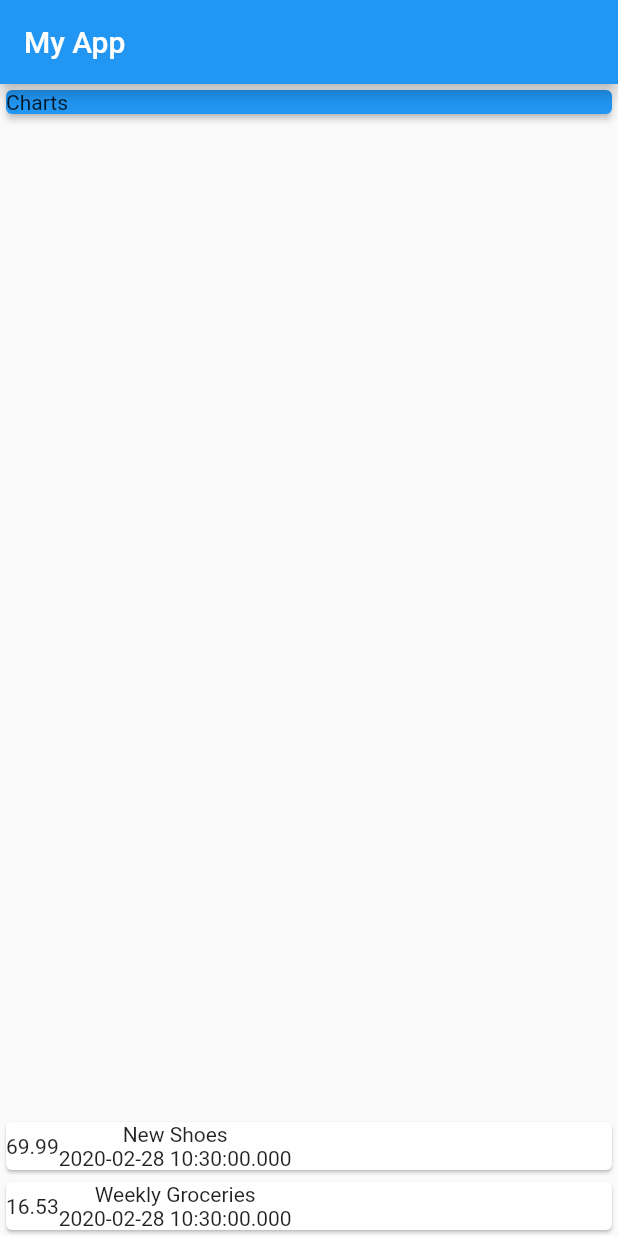
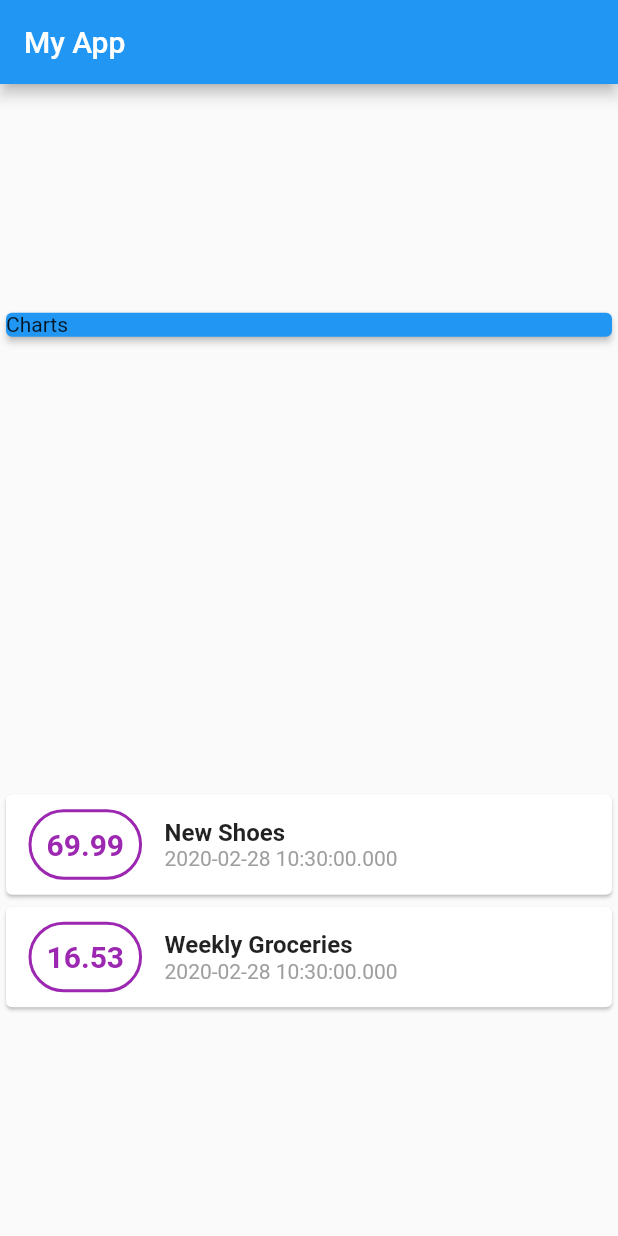
Before and after one commit to officer47p/personal-expenses, a Flutter app: the screen it shows after launch, on a phone screen of 412 x 824 dp. Run offline on Flutter 3.47's test engine with Material 2 defaults, Android fonts, the phone set to English and light mode, and no system bars.

Commit message:
styled the transactions

```diff
--- a/lib/main.dart
+++ b/lib/main.dart
@@ -40,7 +40,7 @@ class _MyHomePageState extends State<MyHomePage> {
         title: Text("My App"),
       ),
       body: Column(
-        mainAxisAlignment: MainAxisAlignment.spaceBetween,
+        mainAxisAlignment: MainAxisAlignment.spaceAround,
         crossAxisAlignment: CrossAxisAlignment.stretch,
         children: <Widget>[
           Container(
@@ -57,12 +57,43 @@ class _MyHomePageState extends State<MyHomePage> {
                 child: Row(
                   children: <Widget>[
                     Container(
-                      child: Text(tx.amount.toString()),
+                      margin: EdgeInsets.symmetric(
+                        vertical: 10,
+                        horizontal: 15,
+                      ),
+                      padding: EdgeInsets.all(10),
+                      decoration: BoxDecoration(
+                        border: Border.all(
+                          color: Colors.purple,
+                          width: 2,
+                        ),
+                        borderRadius: BorderRadius.all(Radius.circular(25)),
+                      ),
+                      child: Text(
+                        tx.amount.toString(),
+                        style: TextStyle(
+                          fontWeight: FontWeight.bold,
+                          fontSize: 20,
+                          color: Colors.purple,
+                        ),
+                      ),
                     ),
                     Column(
+                      crossAxisAlignment: CrossAxisAlignment.start,
                       children: <Widget>[
-                        Text(tx.title),
-                        Text(tx.date.toString()),
+                        Text(
+                          tx.title,
+                          style: TextStyle(
+                            fontWeight: FontWeight.bold,
+                            fontSize: 16,
+                          ),
+                        ),
+                        Text(
+                          tx.date.toString(),
+                          style: TextStyle(
+                            color: Colors.grey,
+                          ),
+                        ),
                       ],
                     )
                   ],
```
